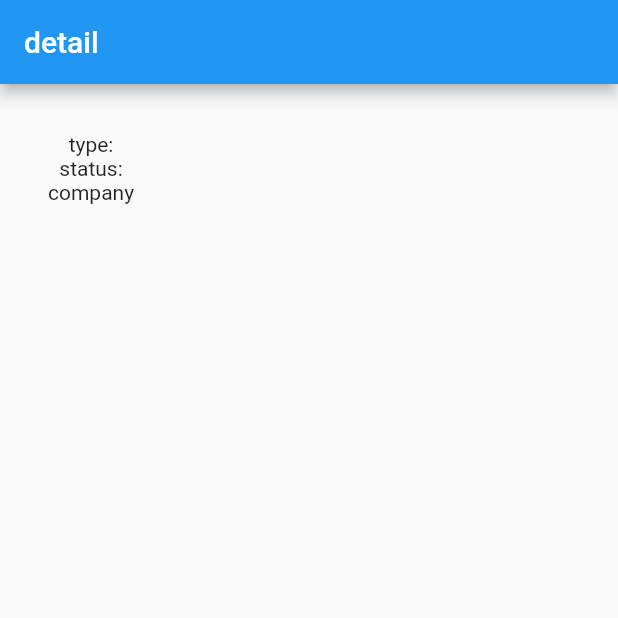
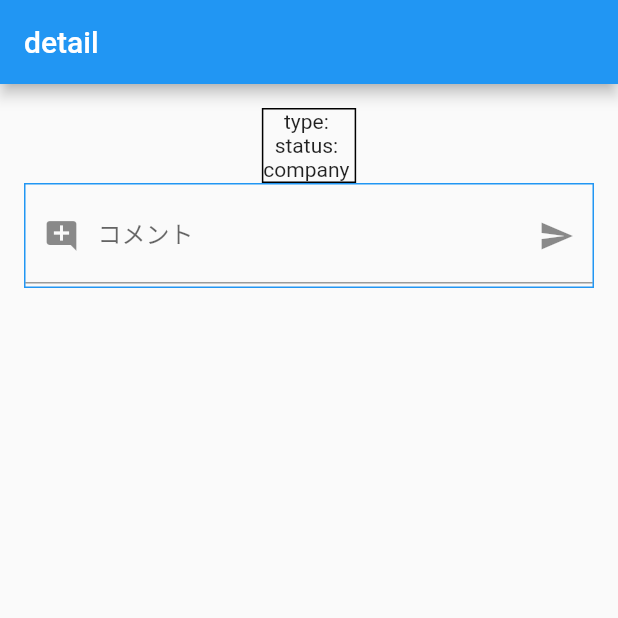
Before and after one commit to motowo/flutter_web, a Flutter app: the CardDetailPage screen opened directly with empty values, on a phone screen of 412 x 824 dp, the top half of it. Run offline on Flutter 3.47's test engine with Material 2 defaults, Android fonts, the phone set to English and light mode, and no system bars; our stand-ins replace cloud_firestore, firebase_auth, firebase_core, flutter_hooks, freezed_annotation, hooks_riverpod; missing offline and left inert: simple_logger; accounts and stored records are empty; generated files the repository leaves out were written again.

Commit message:
feature コメント

```diff
--- /dev/null
+++ b/lib/models/comment_model.dart
@@ -0,0 +1,24 @@
+import 'dart:convert';
+import 'package:freezed_annotation/freezed_annotation.dart';
+
+part 'comment_model.freezed.dart';
+part 'comment_model.g.dart';
+
+@freezed
+class CommentModel with _$CommentModel {
+  const CommentModel._();
+  const factory CommentModel({
+    required String comment,
+    required String postedUid,
+    required String postedUserType,
+  }) = _CommentModel;
+
+  factory CommentModel.fromJson(Map<String, dynamic> json) =>
+      _$CommentModelFromJson(json);
+  factory CommentModel.fromJsonStr(String jsonStr) =>
+      _$CommentModelFromJson(json.decode(jsonStr));
+
+  String toJsonStr() {
+    return json.encode(toJson());
+  }
+}
--- a/lib/pages/card_detail_page.dart
+++ b/lib/pages/card_detail_page.dart
@@ -3,7 +3,9 @@ import 'package:flutter/material.dart';
 import 'package:flutter_web/main.dart';
 import 'package:flutter_web/models/card_model.dart';
 import 'package:hooks_riverpod/hooks_riverpod.dart';
-
+import 'package:flutter_hooks/flutter_hooks.dart';
+import '../models/comment_model.dart';
+import '../providers/login_user_provider.dart';
 import '../repositories/cards_repository.dart';
 
 class CardDetailPage extends HookConsumerWidget {
@@ -12,16 +14,19 @@ class CardDetailPage extends HookConsumerWidget {
   @override
   Widget build(BuildContext context, WidgetRef ref) {
     String? uid = ModalRoute.of(context)!.settings.arguments as String;
-    // CardModel card = await ref
-    //                     .watch(cardsRepositoryProvider).getCard(uid)
-    //                     ;
+    final loginUser = ref.watch(loginUserStateProvider);
+    final commentController = useTextEditingController(text: '');
     return Scaffold(
       appBar: AppBar(
-        title: Text('detail'),
+        title: const Text('detail'),
       ),
       body: Container(
-        padding: EdgeInsets.all(32),
-        child: Container(
+        padding: EdgeInsets.all(16.0),
+        child: Column(
+          children: [
+            Container(
+              decoration:
+                  BoxDecoration(border: Border.all(color: Colors.black)),
               child: StreamBuilder<DocumentSnapshot>(
                 stream: FirebaseFirestore.instance
                     .collection('cards')
@@ -32,22 +37,72 @@ class CardDetailPage extends HookConsumerWidget {
                     var data = snapshot.data?.data() as Map<String, dynamic>;
                     logger.fine(data);
                     CardModel card = CardModel.fromJson(data);
-              return Container(
-                child: Column(
+                    return Column(
                       children: [
                         Text("type: ${card.type}"),
                         Text("status: ${card.status}"),
-                    Text("company ${card.company}")
+                        Text("company ${card.company}"),
+                      ],
+                    );
+                  } else {
+                    return Text('読込中 : $uid');
+                  }
+                },
+              ),
+            ),
+            Container(
+              decoration: BoxDecoration(border: Border.all(color: Colors.blue)),
+              padding: EdgeInsets.symmetric(vertical: 2.0),
+              child: TextFormField(
+                decoration: InputDecoration(
+                  prefixIcon: Icon(Icons.add_comment),
+                  suffixIcon: IconButton(
+                    icon: Icon(Icons.send),
+                    onPressed: () {
+                      ref.watch(cardsRepositoryProvider).addComment(
+                          uid,
+                          CommentModel(
+                              comment: commentController.text,
+                              postedUid: loginUser!.user!.uid,
+                              postedUserType: loginUser.userType));
+                      commentController.clear();
+                    },
+                  ),
+                  label: Text('コメント'),
+                  hintText: 'よろしくおねがいします',
+                ),
+                controller: commentController,
+                keyboardType: TextInputType.text,
+              ),
+            ),
+            Expanded(
+              child: StreamBuilder<QuerySnapshot>(
+                stream: FirebaseFirestore.instance
+                    .collection('cards')
+                    .doc(uid)
+                    .collection('comments')
+                    .orderBy('createdAt', descending: true)
+                    .snapshots(),
+                builder: (context, snapshot) {
+                  if (snapshot.hasData) {
+                    final List<DocumentSnapshot> documents =
+                        snapshot.data!.docs;
+                    return ListView(
+                      children: documents.map((doc) {
+                        logger.info("comment id = ${doc.id}");
+                        return Container(
+                            padding: EdgeInsets.symmetric(vertical: 2.0),
+                            child: Text("${doc.id}, ${doc['comment']}"));
+                      }).toList(),
+                    );
+                  } else {
+                    return const Text('読込中...');
+                  }
+                },
+              ),
+            )
           ],
         ),
-              );
-            } else {
-              return Container(
-                child: Text('読込中 : $uid'),
-              );
-            }
-          },
-        )),
       ),
     );
   }
```
Also changed, not shown: lib/models/card_model.dart (+0 -15 lines), lib/pages/card_add_page.dart (+4 -8 lines), lib/pages/list_page.dart (+5 -11 lines), lib/repositories/cards_repository.dart (+17 -2 lines), firebase.json, lib/models/comment_model.freezed.dart (added), lib/models/comment_model.g.dart (added), 1 other file. Lines whose indentation alone changed are shown as unchanged.
